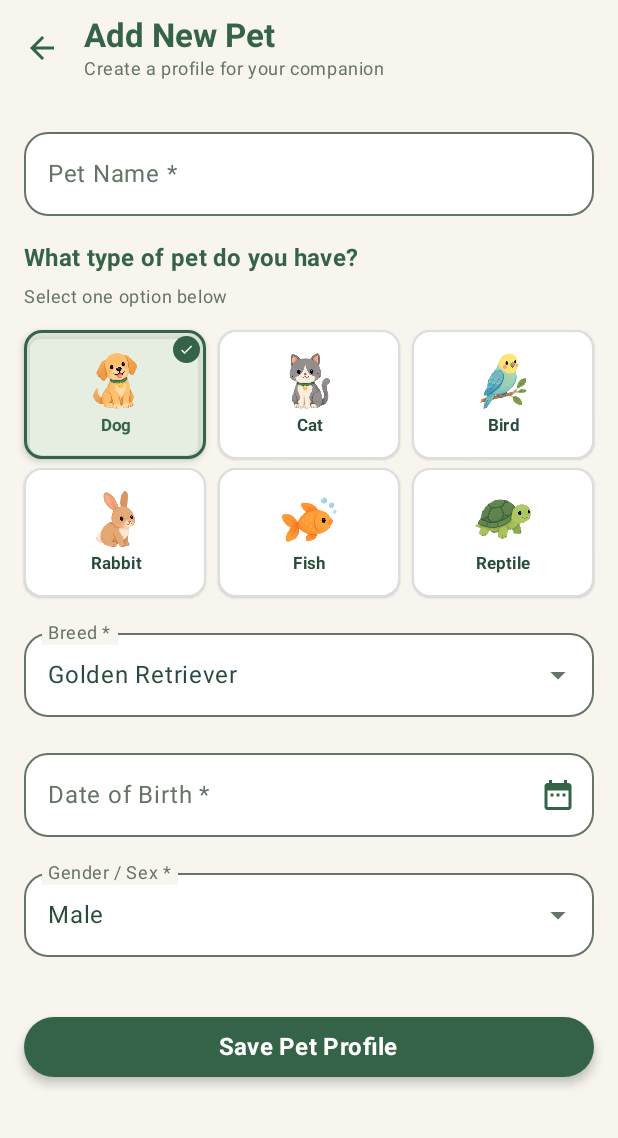
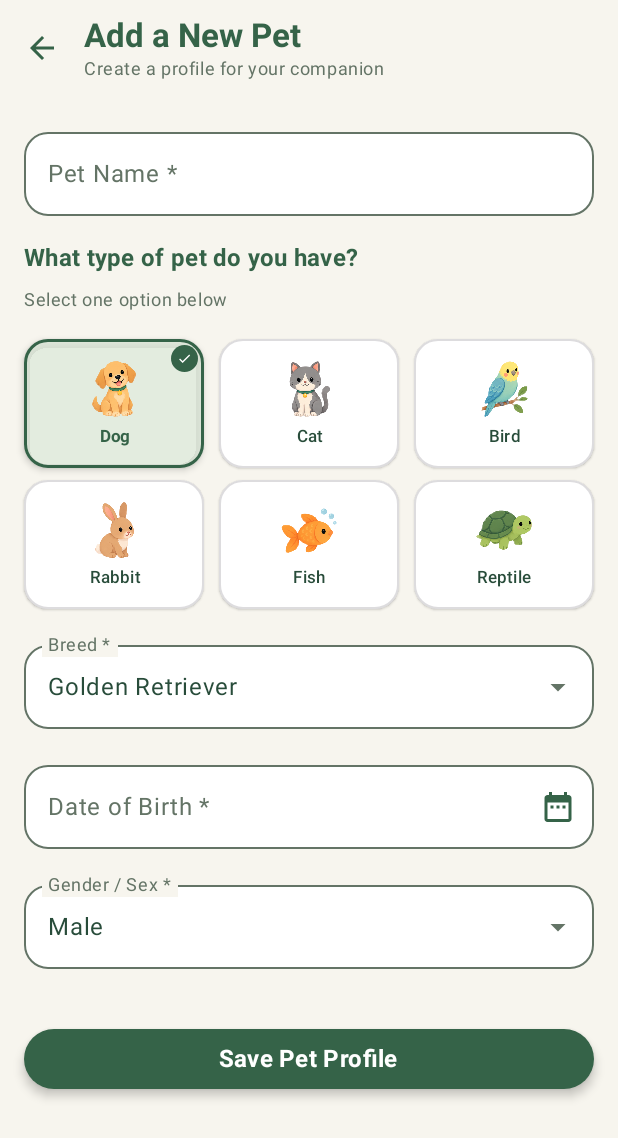
Before and after one commit to ritakaram098/Android_Midterm, an Android app built with Jetpack Compose: the AddPetScreen screen opened through its navigation route, on a phone screen of 412 x 824 dp. Shown: the top 1138 px of the screen. Run offline under Robolectric (Android 15) with nearby library versions, the phone set to English and light mode, and no system bars; our stand-ins replace Room's generated code.

Commit message:
Implement Add New Pet functionality

```diff
--- a/app/src/main/java/com/example/petcare/ui/AddPetScreen.kt
+++ b/app/src/main/java/com/example/petcare/ui/AddPetScreen.kt
@@ -43,10 +43,8 @@ fun AddPetScreen(
     var birthDate by remember { mutableStateOf("") }
     var errorMessage by remember { mutableStateOf<String?>(null) }
 
-    // Pet Types list for the selection grid (Core 6: Dog, Cat, Bird, Rabbit, Fish, Reptile)
     val petTypes = listOf("Dog", "Cat", "Bird", "Rabbit", "Fish", "Reptile")
 
-    // Breed suggestions based on selected pet type
     val breedSuggestions = remember(type) {
         when (type) {
             "Dog" -> listOf(
@@ -83,7 +81,6 @@ fun AddPetScreen(
     var sexExpanded by remember { mutableStateOf(false) }
     val sexOptions = listOf("Male", "Female")
 
-    // Calendar DatePicker state
     var showDatePicker by remember { mutableStateOf(false) }
     val datePickerState = rememberDatePickerState()
 
@@ -100,7 +97,7 @@ fun AddPetScreen(
                         }
                     }
                 ) {
-                    Text("OK", color = MaterialTheme.colorScheme.primary)
+                    Text("OK", color = MaterialTheme.colorScheme.primary, fontWeight = FontWeight.Bold)
                 }
             },
             dismissButton = {
@@ -108,7 +105,7 @@ fun AddPetScreen(
                     Text("Cancel", color = MaterialTheme.colorScheme.secondary)
                 }
             },
-            shape = RoundedCornerShape(16.dp)
+            shape = RoundedCornerShape(20.dp)
         ) {
             DatePicker(state = datePickerState)
         }
@@ -119,7 +116,7 @@ fun AddPetScreen(
             TopAppBar(
                 title = {
                     Column {
-                        Text("Add New Pet", style = MaterialTheme.typography.titleLarge, fontWeight = FontWeight.Bold)
+                        Text("Add a New Pet", style = MaterialTheme.typography.titleLarge, fontWeight = FontWeight.Bold)
                         Text("Create a profile for your companion", style = MaterialTheme.typography.bodySmall, color = MaterialTheme.colorScheme.secondary)
                     }
                 },
@@ -146,7 +143,7 @@ fun AddPetScreen(
             verticalArrangement = Arrangement.spacedBy(16.dp),
             horizontalAlignment = Alignment.CenterHorizontally
         ) {
-            // Basic Information Section (Pet Name)
+            // Pet Name Field
             OutlinedTextField(
                 value = name,
                 onValueChange = { name = it },
@@ -166,10 +163,10 @@ fun AddPetScreen(
                 )
             )
 
-            // Pet Type Selection Grid (Compact 3-column grid)
+            // Pet Type Selection Grid
             Column(
                 modifier = Modifier.fillMaxWidth(),
-                verticalArrangement = Arrangement.spacedBy(6.dp)
+                verticalArrangement = Arrangement.spacedBy(8.dp)
             ) {
                 Text(
                     text = "What type of pet do you have?",
@@ -187,7 +184,7 @@ fun AddPetScreen(
                 petTypes.chunked(3).forEach { rowItems ->
                     Row(
                         modifier = Modifier.fillMaxWidth(),
-                        horizontalArrangement = Arrangement.spacedBy(8.dp)
+                        horizontalArrangement = Arrangement.spacedBy(10.dp)
                     ) {
                         rowItems.forEach { option ->
                             Box(modifier = Modifier.weight(1f)) {
@@ -252,7 +249,7 @@ fun AddPetScreen(
                 }
             }
 
-            // Obligatory Fields: Date of Birth & Gender / Sex
+            // Date of Birth Field
             Box(
                 modifier = Modifier
                     .fillMaxWidth()
@@ -282,6 +279,7 @@ fun AddPetScreen(
                 )
             }
 
+            // Gender / Sex Field
             ExposedDropdownMenuBox(
                 expanded = sexExpanded,
                 onExpandedChange = { sexExpanded = it },
@@ -333,7 +331,7 @@ fun AddPetScreen(
 
             Spacer(modifier = Modifier.height(8.dp))
 
-            // Prominent Save Pet Profile Button
+            // Save Pet Button
             Button(
                 onClick = {
                     if (name.isBlank() || type.isBlank() || breed.isBlank() || sex.isBlank() || birthDate.isBlank()) {
@@ -386,14 +384,14 @@ fun PetTypeCard(
     val drawableResId = remember(title) { getPetDrawableId(context, title) }
 
     val borderColor = if (isSelected) MaterialTheme.colorScheme.primary else MaterialTheme.colorScheme.outline.copy(alpha = 0.25f)
-    val backgroundColor = if (isSelected) MaterialTheme.colorScheme.surfaceVariant.copy(alpha = 0.6f) else MaterialTheme.colorScheme.surface
+    val backgroundColor = if (isSelected) MaterialTheme.colorScheme.surfaceVariant.copy(alpha = 0.7f) else MaterialTheme.colorScheme.surface
 
     Card(
         modifier = Modifier
             .height(86.dp)
             .fillMaxWidth()
             .clickable(onClick = onClick),
-        shape = RoundedCornerShape(12.dp),
+        shape = RoundedCornerShape(16.dp),
         colors = CardDefaults.cardColors(containerColor = backgroundColor),
         border = BorderStroke(if (isSelected) 2.dp else 1.dp, borderColor),
         elevation = CardDefaults.cardElevation(defaultElevation = if (isSelected) 3.dp else 1.dp)
@@ -424,18 +422,17 @@ fun PetTypeCard(
                         modifier = Modifier.size(32.dp)
                     )
                 }
-                Spacer(modifier = Modifier.height(2.dp))
+                Spacer(modifier = Modifier.height(4.dp))
                 Text(
                     text = title,
                     style = MaterialTheme.typography.labelSmall,
-                    fontWeight = FontWeight.Bold,
+                    fontWeight = if (isSelected) FontWeight.Bold else FontWeight.Medium,
                     color = if (isSelected) MaterialTheme.colorScheme.primary else MaterialTheme.colorScheme.onSurface,
                     textAlign = TextAlign.Center,
                     maxLines = 1
                 )
             }
 
-            // Checkmark badge in top-right if selected
             if (isSelected) {
                 Box(
                     modifier = Modifier
--- a/app/src/main/java/com/example/petcare/ui/PetListScreen.kt
+++ b/app/src/main/java/com/example/petcare/ui/PetListScreen.kt
@@ -3,7 +3,6 @@ package com.example.petcare.ui
 import androidx.compose.animation.core.*
 import androidx.compose.foundation.Image
 import androidx.compose.foundation.background
-import androidx.compose.foundation.clickable
 import androidx.compose.foundation.layout.*
 import androidx.compose.foundation.lazy.LazyColumn
 import androidx.compose.foundation.lazy.items
@@ -50,13 +49,12 @@ fun PetListScreen(
     val scope = rememberCoroutineScope()
     var showAboutDialog by remember { mutableStateOf(false) }
 
-    // Delete confirmation dialog state
     var petToDelete by remember { mutableStateOf<Pet?>(null) }
 
     if (petToDelete != null) {
         AlertDialog(
             onDismissRequest = { petToDelete = null },
-            title = { Text("Delete Pet?", color = MaterialTheme.colorScheme.primary) },
+            title = { Text("Delete Pet?", color = MaterialTheme.colorScheme.primary, fontWeight = FontWeight.Bold) },
             text = { Text("Are you sure you want to delete ${petToDelete?.name}? This action cannot be undone.") },
             confirmButton = {
                 TextButton(
@@ -66,7 +64,7 @@ fun PetListScreen(
                     },
                     colors = ButtonDefaults.textButtonColors(contentColor = MaterialTheme.colorScheme.error)
                 ) {
-                    Text("Delete")
+                    Text("Delete", fontWeight = FontWeight.Bold)
                 }
             },
             dismissButton = {
@@ -74,7 +72,7 @@ fun PetListScreen(
                     Text("Cancel", color = MaterialTheme.colorScheme.secondary)
                 }
             },
-            shape = RoundedCornerShape(16.dp),
+            shape = RoundedCornerShape(20.dp),
             containerColor = MaterialTheme.colorScheme.surface
         )
     }
@@ -82,14 +80,14 @@ fun PetListScreen(
     if (showAboutDialog) {
         AlertDialog(
             onDismissRequest = { showAboutDialog = false },
-            title = { Text("About Pet Care", color = MaterialTheme.colorScheme.primary) },
-            text = { Text("Pet Care Task Tracker App\nMidterm Project\nManage your pets and care tasks easily.", color = MaterialTheme.colorScheme.onSurface) },
+            title = { Text("About Pet Care", color = MaterialTheme.colorScheme.primary, fontWeight = FontWeight.Bold) },
+            text = { Text("Pet Care Routine & Reminder Log\nA professional companion app for happy and healthy pets.", color = MaterialTheme.colorScheme.onSurface) },
             confirmButton = {
                 TextButton(onClick = { showAboutDialog = false }) {
-                    Text("OK", color = MaterialTheme.colorScheme.primary)
+                    Text("OK", color = MaterialTheme.colorScheme.primary, fontWeight = FontWeight.Bold)
                 }
             },
-            shape = RoundedCornerShape(16.dp),
+            shape = RoundedCornerShape(20.dp),
             containerColor = MaterialTheme.colorScheme.surface
         )
     }
@@ -98,30 +96,47 @@ fun PetListScreen(
         drawerState = drawerState,
         drawerContent = {
             ModalDrawerSheet(
-                drawerContainerColor = MaterialTheme.colorScheme.background
+                drawerContainerColor = MaterialTheme.colorScheme.background,
+                drawerShape = RoundedCornerShape(topEnd = 24.dp, bottomEnd = 24.dp)
             ) {
-                Spacer(modifier = Modifier.height(24.dp))
+                Spacer(modifier = Modifier.height(28.dp))
                 Row(
                     modifier = Modifier.padding(horizontal = 24.dp, vertical = 16.dp),
                     verticalAlignment = Alignment.CenterVertically,
                     horizontalArrangement = Arrangement.spacedBy(16.dp)
                 ) {
+                    Box(
+                        modifier = Modifier
+                            .size(48.dp)
+                            .clip(CircleShape)
+                            .background(MaterialTheme.colorScheme.surfaceVariant),
+                        contentAlignment = Alignment.Center
+                    ) {
                         Icon(
                             imageVector = Icons.Default.Pets,
                             contentDescription = "App Logo",
                             tint = MaterialTheme.colorScheme.primary,
-                        modifier = Modifier.size(32.dp)
+                            modifier = Modifier.size(26.dp)
+                        )
+                    }
+                    Column {
+                        Text(
+                            text = "Pet Care",
+                            style = MaterialTheme.typography.titleLarge,
+                            fontWeight = FontWeight.Bold,
+                            color = MaterialTheme.colorScheme.primary
                         )
                         Text(
-                        text = "Pet Care Menu",
-                        style = MaterialTheme.typography.titleLarge,
-                        color = MaterialTheme.colorScheme.primary
+                            text = "Pet Profiles",
+                            style = MaterialTheme.typography.bodySmall,
+                            color = MaterialTheme.colorScheme.secondary
                         )
                     }
-                HorizontalDivider(modifier = Modifier.padding(horizontal = 16.dp, vertical = 8.dp))
+                }
+                HorizontalDivider(modifier = Modifier.padding(horizontal = 20.dp, vertical = 12.dp))
                 NavigationDrawerItem(
                     icon = { Icon(Icons.Default.Pets, contentDescription = "My Pets") },
-                    label = { Text("My Pets") },
+                    label = { Text("My Pets", fontWeight = FontWeight.Bold) },
                     selected = true,
                     onClick = {
                         scope.launch { drawerState.close() }
@@ -131,7 +146,7 @@ fun PetListScreen(
                 )
                 NavigationDrawerItem(
                     icon = { Icon(Icons.Default.Add, contentDescription = "Add Pet") },
-                    label = { Text("Add New Pet") },
+                    label = { Text("Add New Pet", fontWeight = FontWeight.Medium) },
                     selected = false,
                     onClick = {
                         scope.launch { drawerState.close() }
@@ -142,7 +157,7 @@ fun PetListScreen(
                 )
                 NavigationDrawerItem(
                     icon = { Icon(Icons.Default.Info, contentDescription = "About") },
-                    label = { Text("About") },
+                    label = { Text("About App", fontWeight = FontWeight.Medium) },
                     selected = false,
                     onClick = {
                         scope.launch { drawerState.close() }
@@ -189,6 +204,21 @@ fun PetListScreen(
                     )
                 )
             },
+            floatingActionButton = {
+                FloatingActionButton(
+                    onClick = onAddPetClick,
+                    containerColor = MaterialTheme.colorScheme.primary,
+                    contentColor = MaterialTheme.colorScheme.onPrimary,
+                    shape = RoundedCornerShape(20.dp),
+                    elevation = FloatingActionButtonDefaults.elevation(defaultElevation = 4.dp)
+                ) {
+                    Icon(
+                        imageVector = Icons.Default.Add,
+                        contentDescription = "Add Pet",
+                        modifier = Modifier.size(26.dp)
+                    )
+                }
+            },
             containerColor = MaterialTheme.colorScheme.background
         ) { paddingValues ->
             Column(
@@ -224,14 +254,14 @@ fun PetListScreen(
                         }
                         Spacer(modifier = Modifier.height(4.dp))
                         Text(
-                            text = "Your little friends, all in one place.",
+                            text = "Your little companions, all in one place.",
                             style = MaterialTheme.typography.bodyMedium,
                             color = MaterialTheme.colorScheme.secondary
                         )
                     }
                 }
 
-                // Subtitle / Companions header ("Your companions")
+                // Subtitle / Companions header
                 Row(
                     modifier = Modifier.fillMaxWidth(),
                     horizontalArrangement = Arrangement.SpaceBetween,
@@ -243,11 +273,18 @@ fun PetListScreen(
                         fontWeight = FontWeight.Bold,
                         color = MaterialTheme.colorScheme.primary
                     )
+                    Surface(
+                        shape = RoundedCornerShape(12.dp),
+                        color = MaterialTheme.colorScheme.surfaceVariant
+                    ) {
                         Text(
                             text = "${pets.size} pets",
-                        style = MaterialTheme.typography.bodyMedium,
-                        color = MaterialTheme.colorScheme.secondary
+                            style = MaterialTheme.typography.labelMedium,
+                            color = MaterialTheme.colorScheme.primary,
+                            fontWeight = FontWeight.Bold,
+                            modifier = Modifier.padding(horizontal = 10.dp, vertical = 4.dp)
                         )
+                    }
                 }
 
                 if (pets.isEmpty()) {
@@ -257,53 +294,60 @@ fun PetListScreen(
                             .fillMaxWidth(),
                         contentAlignment = Alignment.Center
                     ) {
+                        Card(
+                            modifier = Modifier.fillMaxWidth(),
+                            shape = RoundedCornerShape(20.dp),
+                            colors = CardDefaults.cardColors(containerColor = MaterialTheme.colorScheme.surface),
+                            elevation = CardDefaults.cardElevation(defaultElevation = 1.dp)
+                        ) {
+                            Column(
+                                modifier = Modifier
+                                    .padding(32.dp)
+                                    .fillMaxWidth(),
+                                horizontalAlignment = Alignment.CenterHorizontally,
+                                verticalArrangement = Arrangement.spacedBy(12.dp)
+                            ) {
+                                Box(
+                                    modifier = Modifier
+                                        .size(64.dp)
+                                        .clip(CircleShape)
+                                        .background(MaterialTheme.colorScheme.surfaceVariant),
+                                    contentAlignment = Alignment.Center
+                                ) {
+                                    Icon(
+                                        imageVector = Icons.Default.Pets,
+                                        contentDescription = "Empty",
+                                        tint = MaterialTheme.colorScheme.primary,
+                                        modifier = Modifier.size(32.dp)
+                                    )
+                                }
                                 Text(
-                            text = "No pets added yet.\nTap '+ Add a Pet' below to get started!",
-                            style = MaterialTheme.typography.bodyLarge,
+                                    text = "No pets added yet",
+                                    style = MaterialTheme.typography.titleMedium,
+                                    fontWeight = FontWeight.Bold,
+                                    color = MaterialTheme.colorScheme.primary
+                                )
+                                Text(
+                                    text = "Tap the '+' button below to add your first furry companion!",
+                                    style = MaterialTheme.typography.bodyMedium,
                                     color = MaterialTheme.colorScheme.secondary,
                                     textAlign = TextAlign.Center
                                 )
                             }
+                        }
+                    }
                 } else {
                     LazyColumn(
                         modifier = Modifier.weight(1f),
-                        verticalArrangement = Arrangement.spacedBy(16.dp)
+                        verticalArrangement = Arrangement.spacedBy(14.dp)
                     ) {
                         items(pets) { pet ->
                             PetItemCard(
                                 pet = pet,
-                                onClick = { onPetClick(pet.id) },
                                 onDelete = { petToDelete = pet }
                             )
                         }
                     }
-                }
-
-                // Prominent Bottom Button ("+ Add a Pet")
-                Button(
-                    onClick = onAddPetClick,
-                    modifier = Modifier
-                        .fillMaxWidth()
-                        .height(56.dp)
-                        .padding(bottom = 16.dp),
-                    shape = RoundedCornerShape(28.dp),
-                    colors = ButtonDefaults.buttonColors(
-                        containerColor = MaterialTheme.colorScheme.primary,
-                        contentColor = MaterialTheme.colorScheme.onPrimary
-                    ),
-                    elevation = ButtonDefaults.buttonElevation(defaultElevation = 4.dp)
-                ) {
-                    Icon(
-                        imageVector = Icons.Default.Add,
-                        contentDescription = "Add Pet Icon",
-                        modifier = Modifier.size(24.dp)
-                    )
-                    Spacer(modifier = Modifier.width(8.dp))
-                    Text(
-                        text = "Add a Pet",
-                        style = MaterialTheme.typography.titleMedium,
-                        fontWeight = FontWeight.Bold
-                    )
                 }
             }
         }
@@ -311,7 +355,7 @@ fun PetListScreen(
 }
 
 @Composable
-fun PetItemCard(pet: Pet, onClick: () -> Unit, onDelete: () -> Unit) {
+fun PetItemCard(pet: Pet, onDelete: () -> Unit) {
     val context = LocalContext.current
     val drawableResId = remember(pet.type) { getPetDrawableId(context, pet.type) }
 
@@ -333,10 +377,8 @@ fun PetItemCard(pet: Pet, onClick: () -> Unit, onDelete: () -> Unit) {
     }
 
     Card(
-        modifier = Modifier
-            .fillMaxWidth()
-            .clickable(onClick = onClick),
-        shape = RoundedCornerShape(16.dp),
+        modifier = Modifier.fillMaxWidth(),
+        shape = RoundedCornerShape(20.dp),
         colors = CardDefaults.cardColors(
             containerColor = MaterialTheme.colorScheme.surface
         ),
@@ -394,16 +436,9 @@ fun PetItemCard(pet: Pet, onClick: () -> Unit, onDelete: () -> Unit) {
                     color = MaterialTheme.colorScheme.primary
                 )
                 Text(
-                    text = "${pet.type} · ${pet.breed.ifBlank { pet.sex }}",
+                    text = "${pet.type} · DOB: ${pet.birthDate}",
                     style = MaterialTheme.typography.bodyMedium,
                     color = MaterialTheme.colorScheme.secondary
-                )
-                Spacer(modifier = Modifier.height(2.dp))
-                Text(
-                    text = "View care tasks →",
-                    style = MaterialTheme.typography.bodySmall,
-                    fontWeight = FontWeight.Bold,
-                    color = MaterialTheme.colorScheme.primary
                 )
             }
 
@@ -412,7 +447,8 @@ fun PetItemCard(pet: Pet, onClick: () -> Unit, onDelete: () -> Unit) {
                 Icon(
                     imageVector = Icons.Default.Delete,
                     contentDescription = "Delete Pet",
-                    tint = MaterialTheme.colorScheme.error.copy(alpha = 0.8f)
+                    tint = MaterialTheme.colorScheme.error.copy(alpha = 0.7f),
+                    modifier = Modifier.size(22.dp)
                 )
             }
         }
```
Lines whose indentation alone changed are shown as unchanged.
